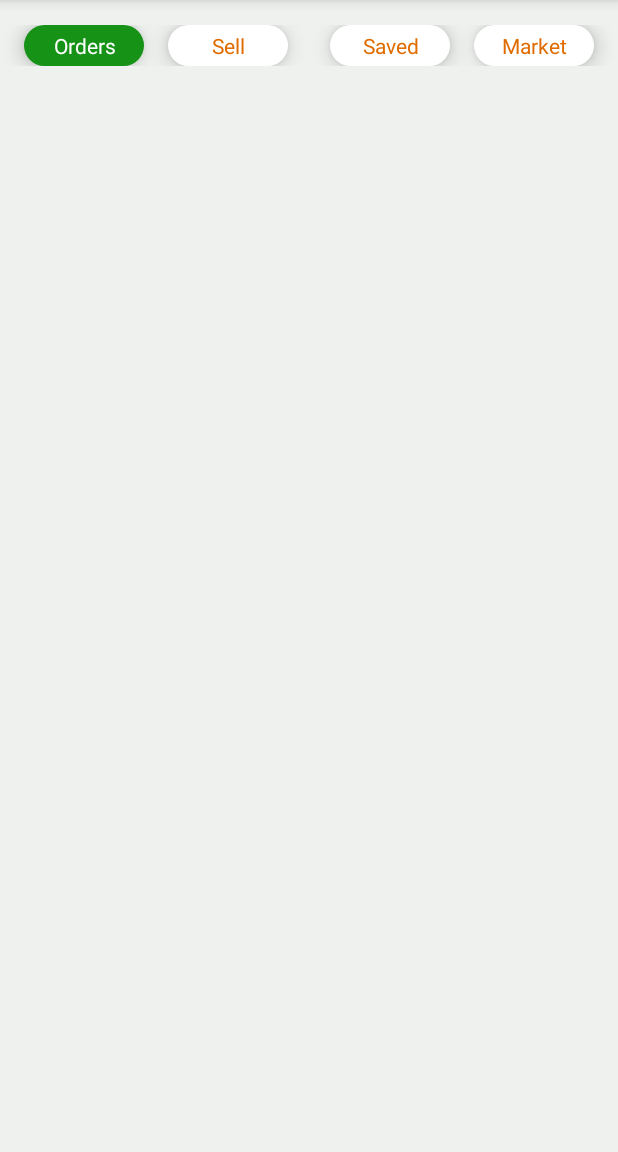
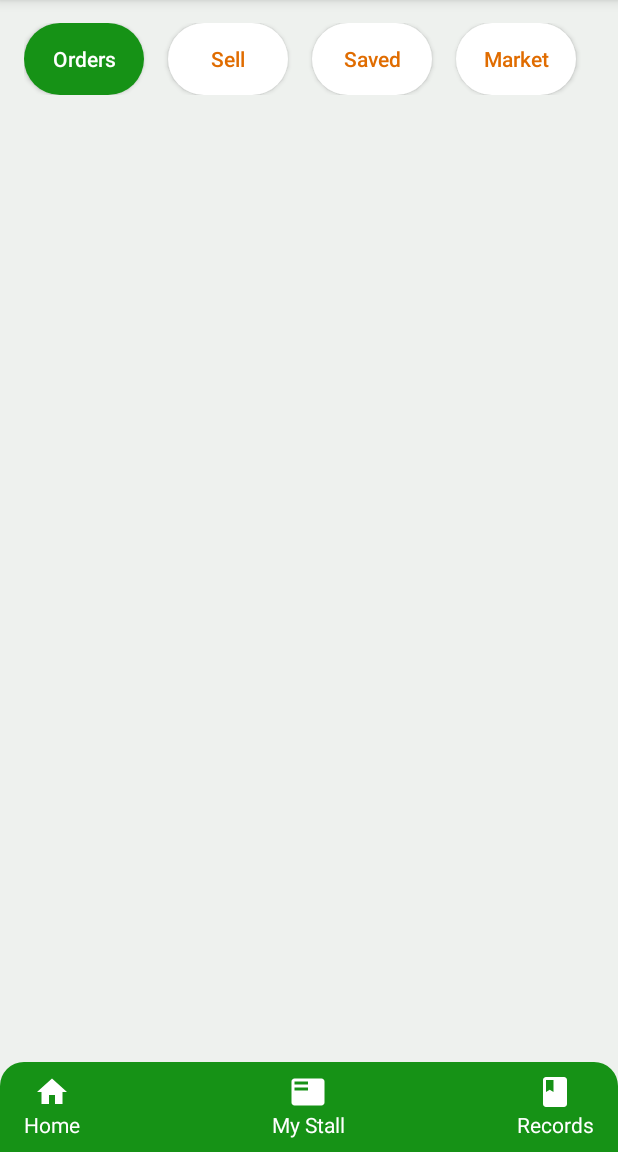
Before and after one commit to AugustineKadima/AzureGreen---Android, an Android app: the FarmerHomeActivity screen opened directly, with no data from a screen before it, on a phone screen of 412 x 824 dp, the part 84-1236 px from its top. Run offline under Robolectric (Android 15) with nearby library versions, the phone set to English and light mode, and no system bars.

Commit message:
Add order details

```diff
--- a/app/src/main/AndroidManifest.xml
+++ b/app/src/main/AndroidManifest.xml
@@ -9,6 +9,9 @@
         android:roundIcon="@mipmap/ic_launcher_round"
         android:supportsRtl="true"
         android:theme="@style/Theme.AzureGreen">
+        <activity
+            android:name=".farmer.FarmerOrderDetailActivity"
+            android:exported="true" />
         <activity
             android:name=".farmer.FarmerHomeActivity"
             android:exported="true" />
--- /dev/null
+++ b/app/src/main/res/drawable/back_24.xml
@@ -0,0 +1,5 @@
+<vector android:autoMirrored="true" android:height="24dp"
+    android:tint="#169216" android:viewportHeight="24"
+    android:viewportWidth="24" android:width="24dp" xmlns:android="http://schemas.android.com/apk/res/android">
+    <path android:fillColor="@android:color/white" android:pathData="M21,11H6.83l3.58,-3.59L9,6l-6,6 6,6 1.41,-1.41L6.83,13H21z"/>
+</vector>
--- /dev/null
+++ b/app/src/main/res/drawable/book_24.xml
@@ -0,0 +1,5 @@
+<vector android:height="24dp" android:tint="#FFFFFF"
+    android:viewportHeight="24" android:viewportWidth="24"
+    android:width="24dp" xmlns:android="http://schemas.android.com/apk/res/android">
+    <path android:fillColor="@android:color/white" android:pathData="M18,2H6c-1.1,0 -2,0.9 -2,2v16c0,1.1 0.9,2 2,2h12c1.1,0 2,-0.9 2,-2V4c0,-1.1 -0.9,-2 -2,-2zM6,4h5v8l-2.5,-1.5L6,12V4z"/>
+</vector>
--- /dev/null
+++ b/app/src/main/res/drawable/bottom_nav_background.xml
@@ -0,0 +1,10 @@
+<?xml version="1.0" encoding="utf-8"?>
+<shape xmlns:android="http://schemas.android.com/apk/res/android"
+    android:shape="rectangle">
+
+    <solid
+        android:color="@color/azure_green"/>
+    <corners
+        android:topLeftRadius="16dp"
+        android:topRightRadius="16dp"/>
+</shape>
--- /dev/null
+++ b/app/src/main/res/drawable/featured_play_list_24.xml
@@ -0,0 +1,5 @@
+<vector android:autoMirrored="true" android:height="24dp"
+    android:tint="#FFFFFF" android:viewportHeight="24"
+    android:viewportWidth="24" android:width="24dp" xmlns:android="http://schemas.android.com/apk/res/android">
+    <path android:fillColor="@android:color/white" android:pathData="M21,3L3,3c-1.1,0 -2,0.9 -2,2v14c0,1.1 0.9,2 2,2h18c1.1,0 2,-0.9 2,-2L23,5c0,-1.1 -0.9,-2 -2,-2zM12,11L3,11L3,9h9v2zM12,7L3,7L3,5h9v2z"/>
+</vector>
--- /dev/null
+++ b/app/src/main/res/drawable/home_white_24.xml
@@ -0,0 +1,5 @@
+<vector android:height="24dp" android:tint="#FFFFFF"
+    android:viewportHeight="24" android:viewportWidth="24"
+    android:width="24dp" xmlns:android="http://schemas.android.com/apk/res/android">
+    <path android:fillColor="@android:color/white" android:pathData="M10,20v-6h4v6h5v-8h3L12,3 2,12h3v8z"/>
+</vector>
--- /dev/null
+++ b/app/src/main/res/drawable/stall_alt_24.xml
@@ -0,0 +1,5 @@
+<vector android:autoMirrored="true" android:height="24dp"
+    android:tint="#FFFFFF" android:viewportHeight="24"
+    android:viewportWidth="24" android:width="24dp" xmlns:android="http://schemas.android.com/apk/res/android">
+    <path android:fillColor="@android:color/white" android:pathData="M19,5v14L5,19L5,5h14m1.1,-2L3.9,3c-0.5,0 -0.9,0.4 -0.9,0.9v16.2c0,0.4 0.4,0.9 0.9,0.9h16.2c0.4,0 0.9,-0.5 0.9,-0.9L21,3.9c0,-0.5 -0.5,-0.9 -0.9,-0.9zM11,7h6v2h-6L11,7zM11,11h6v2h-6v-2zM11,15h6v2h-6zM7,7h2v2L7,9zM7,11h2v2L7,13zM7,15h2v2L7,17z"/>
+</vector>
--- a/app/src/main/res/layout/activity_farmer_home.xml
+++ b/app/src/main/res/layout/activity_farmer_home.xml
@@ -7,120 +7,180 @@
     tools:context=".farmer.FarmerHomeActivity"
     android:background="@color/azure_background_color">
 
+<!--    Toolbar-->
     <androidx.appcompat.widget.Toolbar
         android:id="@+id/toolbar"
-        android:layout_marginBottom="15dp"
         android:layout_width="match_parent"
         android:layout_height="?attr/actionBarSize"
+        android:layout_marginBottom="15dp"
         android:background="@color/azure_green"
         android:elevation="8px"
         android:theme="@style/ThemeOverlay.AppCompat.Dark.ActionBar">
 
     </androidx.appcompat.widget.Toolbar>
 
-    <androidx.constraintlayout.widget.ConstraintLayout
+<!--    Top Nav-->
+    <ScrollView
+        android:id="@+id/scroll_top_nav"
+        android:layout_width="match_parent"
+        android:layout_height="wrap_content"
+        android:layout_below="@id/toolbar"
+        android:layout_marginStart="16dp"
+        android:layout_marginEnd="16dp">>
+
+        <LinearLayout
             android:id="@+id/top_nav_farmer"
             android:layout_width="match_parent"
             android:layout_height="wrap_content"
-        android:layout_below="@id/toolbar"
-        android:layout_alignParentStart="true"
-        android:layout_marginTop="1dp"
-        >
+            android:orientation="horizontal">
 
-        <TextView
+
+            <androidx.appcompat.widget.AppCompatButton
+                android:id="@+id/btn_orders_nav"
+                android:layout_width="80dp"
+                android:layout_height="wrap_content"
+                android:layout_marginEnd="16dp"
+                android:background="@drawable/btn"
+                android:elevation="4dp"
+                android:gravity="center"
+                android:text="Orders"
+                android:textAllCaps="false"
+                android:textColor="@color/white" />
+
+            <androidx.appcompat.widget.AppCompatButton
                 android:id="@+id/btn_sell_nav"
                 android:layout_width="80dp"
                 android:layout_height="wrap_content"
-            android:layout_marginStart="16dp"
-            android:layout_toRightOf="@id/btn_orders_nav"
+                android:layout_marginEnd="16dp"
                 android:background="@drawable/shape_white"
-            android:elevation="8dp"
+                android:elevation="4dp"
                 android:gravity="center"
-            android:paddingLeft="8dp"
-            android:paddingTop="4dp"
-            android:paddingRight="8dp"
-            android:paddingBottom="4dp"
                 android:text="Sell"
+                android:textAllCaps="false"
+                android:textColor="@color/azure_orange" />
 
-            android:textAllCaps="false"
-            android:textColor="@color/azure_orange"
-            app:layout_constraintBottom_toBottomOf="parent"
-            app:layout_constraintStart_toEndOf="@+id/btn_orders_nav"
-            app:layout_constraintTop_toTopOf="parent"
-            app:layout_constraintVertical_bias="0.0" />
-
-        <TextView
+            <androidx.appcompat.widget.AppCompatButton
                 android:id="@+id/btn_saved_nav"
                 android:layout_width="80dp"
                 android:layout_height="wrap_content"
-            android:layout_marginStart="28dp"
-            android:layout_toRightOf="@id/btn_sell_nav"
+                android:layout_marginEnd="16dp"
                 android:background="@drawable/shape_white"
-            android:elevation="8dp"
+                android:elevation="4dp"
                 android:gravity="center"
-            android:paddingLeft="8dp"
-            android:paddingTop="4dp"
-            android:paddingRight="8dp"
-            android:paddingBottom="4dp"
                 android:text="Saved"
                 android:textAllCaps="false"
-            android:textColor="@color/azure_orange"
-            app:layout_constraintBottom_toBottomOf="parent"
-            app:layout_constraintStart_toEndOf="@+id/btn_sell_nav"
-            app:layout_constraintTop_toTopOf="parent"
-            app:layout_constraintVertical_bias="0.0" />
+                android:textColor="@color/azure_orange" />
 
-        <TextView
+            <androidx.appcompat.widget.AppCompatButton
                 android:id="@+id/btn_market_nav"
                 android:layout_width="80dp"
                 android:layout_height="wrap_content"
-            android:layout_alignParentRight="true"
                 android:background="@drawable/shape_white"
-            android:elevation="8dp"
+                android:elevation="4dp"
                 android:gravity="center"
-            android:paddingLeft="8dp"
-            android:paddingTop="4dp"
-            android:paddingRight="8dp"
-            android:paddingBottom="4dp"
                 android:text="Market"
                 android:textAllCaps="false"
-            android:textColor="@color/azure_orange"
-            app:layout_constraintBottom_toBottomOf="parent"
-            app:layout_constraintEnd_toEndOf="parent"
-            app:layout_constraintHorizontal_bias="0.5"
-            app:layout_constraintStart_toEndOf="@+id/btn_saved_nav"
-            app:layout_constraintTop_toTopOf="parent"
-            app:layout_constraintVertical_bias="0.0" />
+                android:textColor="@color/azure_orange" />
 
-        <TextView
-            android:id="@+id/btn_orders_nav"
-            android:layout_width="80dp"
-            android:layout_height="wrap_content"
-            android:layout_marginStart="16dp"
-            android:background="@drawable/btn"
-            android:elevation="8dp"
-            android:gravity="center"
-            android:paddingLeft="8dp"
-            android:paddingTop="4dp"
-            android:paddingRight="8dp"
-            android:paddingBottom="4dp"
-            android:text="Orders"
-            android:textAllCaps="false"
-            android:textColor="@color/white"
-            app:layout_constraintHorizontal_bias="0.5"
-            app:layout_constraintHorizontal_chainStyle="spread_inside"
-            app:layout_constraintStart_toStartOf="parent"
-            app:layout_constraintTop_toTopOf="parent" />
 
-    </androidx.constraintlayout.widget.ConstraintLayout>
+        </LinearLayout>
+    </ScrollView>
 
+<!--    Orders recycler-->
     <androidx.recyclerview.widget.RecyclerView
         android:id="@+id/recycler_view_orders"
         android:layout_width="match_parent"
         android:layout_height="match_parent"
-        android:layout_below="@id/top_nav_farmer"
-        android:layout_margin="16dp"
-         />
+        android:layout_above="@id/bottom_nav_farmer"
+        android:layout_below="@id/scroll_top_nav"
+        android:layout_marginStart="16dp"
+        android:layout_marginTop="16dp"
+        android:layout_marginEnd="16dp"
+        android:layout_marginBottom="16dp" />
+
+<!--    Bottom nav-->
+    <RelativeLayout
+        android:id="@+id/bottom_nav_farmer"
+        android:layout_width="match_parent"
+        android:layout_height="60dp"
+        android:layout_alignParentBottom="true"
+        android:background="@drawable/bottom_nav_background">
+        <!--        Home-->
+        <RelativeLayout
+            android:id="@+id/home_wrapper_farmer"
+            android:layout_width="wrap_content"
+            android:layout_height="wrap_content"
+            android:layout_centerVertical="true"
+            android:layout_marginStart="16dp">
+
+            <ImageView
+                android:id="@+id/home_icon_farmer"
+                android:layout_width="wrap_content"
+                android:layout_height="wrap_content"
+                android:layout_centerHorizontal="true"
+                android:src="@drawable/home_white_24" />
+
+            <TextView
+                android:id="@+id/home_name_farmer"
+                android:layout_width="wrap_content"
+                android:layout_height="wrap_content"
+                android:layout_below="@id/home_icon_farmer"
+                android:layout_centerHorizontal="true"
+                android:text="Home"
+                android:textColor="@color/white" />
+        </RelativeLayout>
+
+        <!--        My Stall-->
+        <RelativeLayout
+            android:id="@+id/my_stall_wrapper_farmer"
+            android:layout_width="wrap_content"
+            android:layout_height="wrap_content"
+            android:layout_centerInParent="true"
+            android:layout_centerVertical="true">
+
+            <ImageView
+                android:id="@+id/my_stall_icon_farmer"
+                android:layout_width="wrap_content"
+                android:layout_height="wrap_content"
+                android:layout_centerHorizontal="true"
+                android:src="@drawable/featured_play_list_24" />
+
+            <TextView
+                android:id="@+id/my_stall_name_farmer"
+                android:layout_width="wrap_content"
+                android:layout_height="wrap_content"
+                android:layout_below="@id/my_stall_icon_farmer"
+                android:layout_centerHorizontal="true"
+                android:text="My Stall"
+                android:textColor="@color/white" />
+        </RelativeLayout>
+
+        <!--        Records-->
+        <RelativeLayout
+            android:id="@+id/my_records_wrapper_farmer"
+            android:layout_width="wrap_content"
+            android:layout_height="wrap_content"
+            android:layout_alignParentRight="true"
+            android:layout_centerVertical="true"
+            android:layout_marginEnd="16dp">
+
+            <ImageView
+                android:id="@+id/records_icon_farmer"
+                android:layout_width="wrap_content"
+                android:layout_height="wrap_content"
+                android:layout_centerHorizontal="true"
+                android:src="@drawable/book_24" />
+
+            <TextView
+                android:id="@+id/records_name_farmer"
+                android:layout_width="wrap_content"
+                android:layout_height="wrap_content"
+                android:layout_below="@id/records_icon_farmer"
+                android:layout_centerHorizontal="true"
+                android:text="Records"
+                android:textColor="@color/white" />
+        </RelativeLayout>
+    </RelativeLayout>
 
 
 </RelativeLayout>
--- a/app/src/main/res/values/colors.xml
+++ b/app/src/main/res/values/colors.xml
@@ -12,4 +12,5 @@
     <color name="azure_light_green">#799979</color>
     <color name="azure_background_color">#EEF1EE</color>
     <color name="azure_blue">#0082E0</color>
+    <color name="azure_opacity">#99000000</color>
 </resources>
```
Also changed, not shown: app/src/main/java/ke/co/azureeworld/azuregreen/farmer/FarmerOrderDetailActivity.java (added, +16 -0 lines), app/src/main/res/layout/activity_farmer_order_detail.xml (added, +363 -0 lines). Lines whose indentation alone changed are shown as unchanged.
